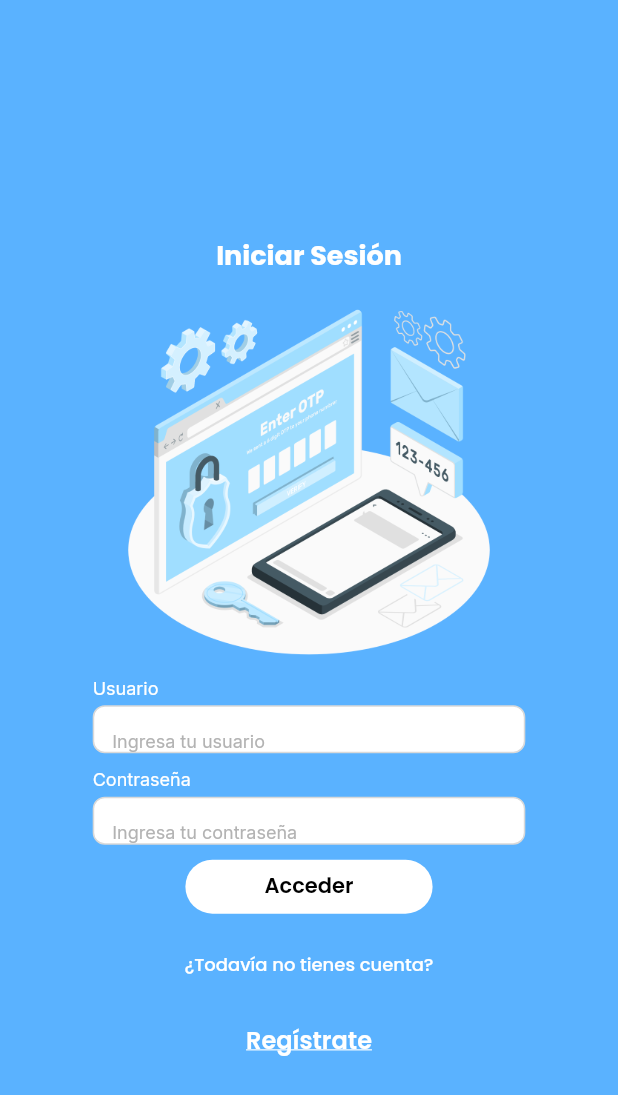
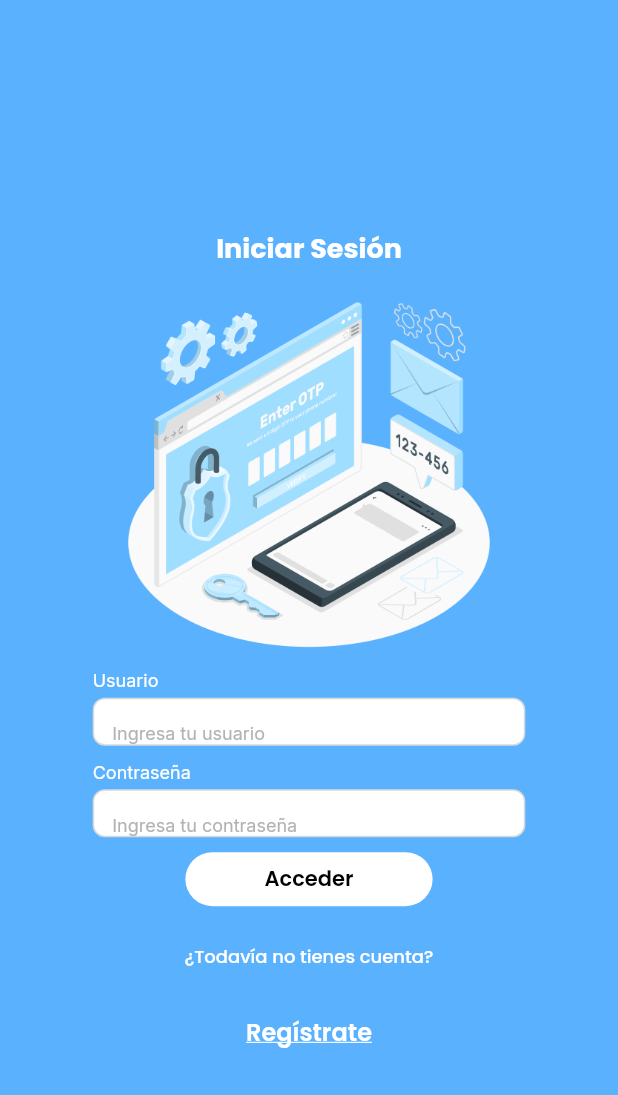
Before and after one commit to LuisPilier/money_guard, a Flutter app: the OnboardingThree screen opened directly, after a tap on "Continuar", on a phone screen of 412 x 824 dp. Shown: the top 1095 px of the screen. Run offline on Flutter 3.47's test engine with Material 2 defaults, Android fonts, the phone set to English and light mode, and no system bars; our stand-ins replace google_fonts, hive, hive_flutter, supabase_flutter; accounts and stored records are empty.

Commit message:
Mejora codigo

```diff
--- a/lib/home.dart
+++ b/lib/home.dart
@@ -1,10 +1,14 @@
 import 'package:flutter/material.dart';
 import 'package:hive/hive.dart';
 
+/// Pantalla de inicio que muestra el nombre de usuario y correo electrónico obtenidos de Hive.
 class Home extends StatelessWidget {
   @override
   Widget build(BuildContext context) {
+    // Abre la caja de Hive donde se almacenan los datos del usuario.
     var box = Hive.box('userBox');
+
+    // Obtiene el nombre de usuario y correo electrónico de la caja de Hive.
     String nombreUsuario = box.get('nombre_usuario', defaultValue: 'Usuario');
     String correo = box.get('correo', defaultValue: 'Correo');
 
--- a/lib/login.dart
+++ b/lib/login.dart
@@ -14,10 +14,12 @@ class _LoginState extends State<Login> {
   final TextEditingController _contrasenaController = TextEditingController();
   final SupabaseClient supabaseClient = Supabase.instance.client;
 
+  /// Inicia sesión con el usuario y contraseña proporcionados.
   Future<void> _iniciarSesion() async {
     final String usuario = _usuarioController.text;
     final String contrasena = _contrasenaController.text;
 
+    // Realiza la consulta a la base de datos para obtener el usuario.
     final response = await supabaseClient
         .from('usuarios')
         .select()
@@ -40,11 +42,13 @@ class _LoginState extends State<Login> {
 
     final String claveHash = data['clave_hash'];
 
+    // Verifica la contraseña
     if (contrasena == claveHash) {
       var box = Hive.box('userBox');
       box.put('nombre_usuario', data['nombre_usuario']);
       box.put('correo', data['correo']);
 
+      // Navega a la pantalla Home
       Navigator.pushReplacement(
         context,
         MaterialPageRoute(builder: (context) => Home()),
@@ -54,6 +58,7 @@ class _LoginState extends State<Login> {
     }
   }
 
+  /// Muestra un diálogo con un mensaje.
   void _mostrarDialogo(String titulo, String contenido) {
     showDialog(
       context: context,
@@ -89,21 +94,19 @@ class _LoginState extends State<Login> {
     );
   }
 
+  /// Construye el contenido de la pantalla de inicio de sesión.
   Widget _buildContent(BuildContext context) {
     return Column(
       mainAxisAlignment: MainAxisAlignment.center,
       crossAxisAlignment: CrossAxisAlignment.center,
       children: [
         SizedBox(height: 40),
-        Container(
-          padding: EdgeInsets.only(top: 10),
-          child: Text(
-            'Iniciar Sesión',
-            style: GoogleFonts.poppins(
-              fontWeight: FontWeight.w700,
-              fontSize: 18,
-              color: Colors.white,
-            ),
+        Text(
+          'Iniciar Sesión',
+          style: GoogleFonts.poppins(
+            fontWeight: FontWeight.w700,
+            fontSize: 18,
+            color: Colors.white,
           ),
         ),
         SizedBox(height: 10),
@@ -176,6 +179,7 @@ class _LoginState extends State<Login> {
     );
   }
 
+  /// Construye un campo de texto personalizado.
   Widget _buildTextField(String label, String hint, TextEditingController controller, BuildContext context, {bool obscureText = false}) {
     return Column(
       crossAxisAlignment: CrossAxisAlignment.start,
--- a/lib/main.dart
+++ b/lib/main.dart
@@ -1,7 +1,7 @@
 import 'package:flutter/material.dart';
 import 'package:supabase_flutter/supabase_flutter.dart';
 import 'package:hive_flutter/hive_flutter.dart';
-import 'login.dart'; // Importa tu pantalla Login aquí
+import 'splash_screen.dart'; // Importa tu pantalla Login aquí
 
 Future<void> main() async {
   WidgetsFlutterBinding.ensureInitialized();
@@ -24,7 +24,7 @@ class MyApp extends StatelessWidget {
       debugShowCheckedModeBanner: false,
       initialRoute: '/',
       routes: {
-        '/': (context) => Login(),
+        '/': (context) => SplashScreen(),
       },
     );
   }
```
Also changed, not shown: media/Home.png (added).
